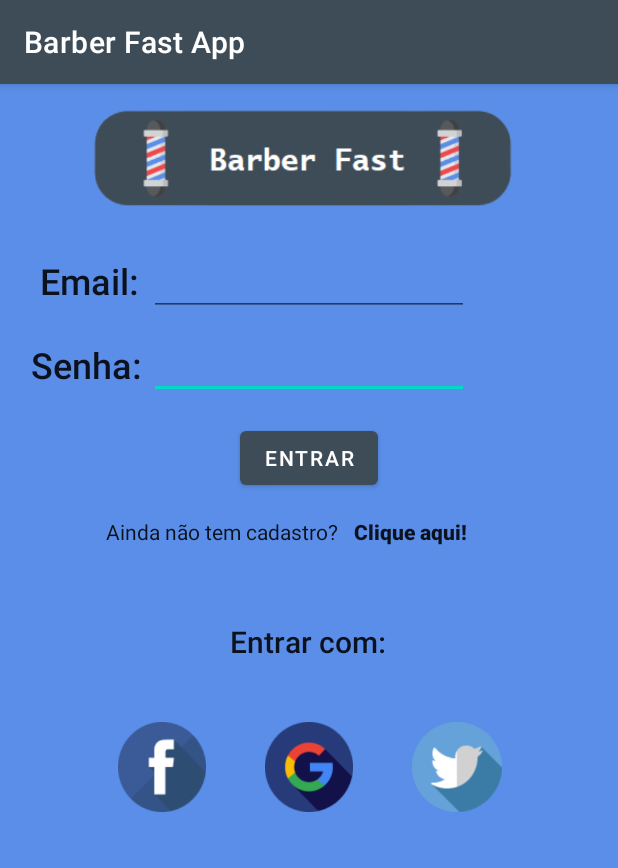
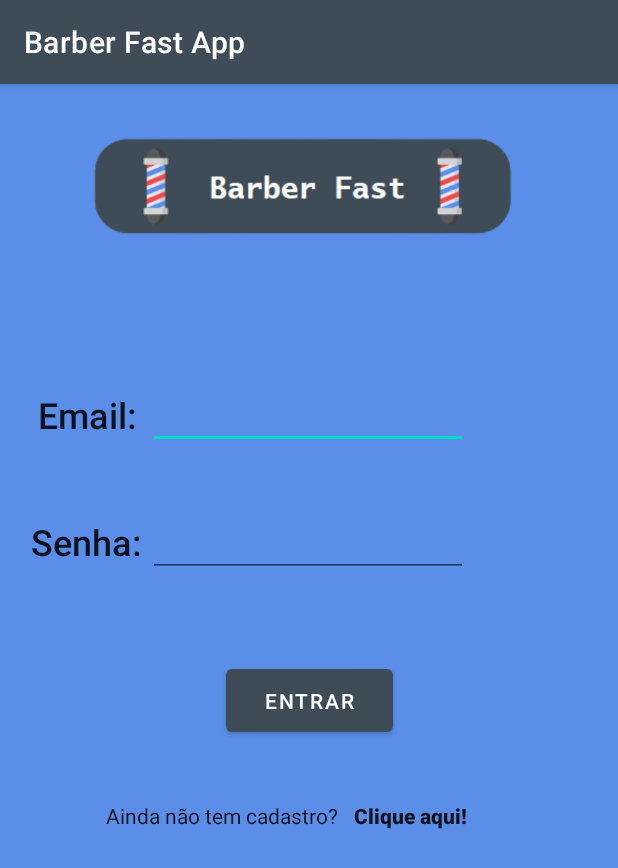
Before and after one commit to luizgustavogz/AppBarberFast, an Android app: the screen it shows after launch (ActivityTelaLogin), on a phone screen of 412 x 824 dp. Shown: the top 868 px of the screen. Run offline under Robolectric (Android 15) with nearby library versions, the phone set to English and light mode, and no system bars.

Commit message:
Update Tela Splash e Login

```diff
--- a/app/src/main/java/com/example/appbarberfast/ActivityTelaLogin.java
+++ b/app/src/main/java/com/example/appbarberfast/ActivityTelaLogin.java
@@ -10,7 +10,7 @@ import android.widget.TextView;
 
 public class ActivityTelaLogin extends AppCompatActivity {
 
-    ImageView logo_barberfast, logo_google, logo_facebook, logo_twitter;
+    ImageView logo_barberfast;
     EditText email, senha;
     Button btnEntrar;
     TextView txtCadastro;
@@ -22,9 +22,6 @@ public class ActivityTelaLogin extends AppCompatActivity {
         setContentView(R.layout.activity_login);
 
         logo_barberfast = (ImageView) findViewById(R.id.logo_barberfast);
-        logo_google = (ImageView) findViewById(R.id.logo_google);
-        logo_facebook = (ImageView) findViewById(R.id.logo_facebook);
-        logo_twitter = (ImageView) findViewById(R.id.logo_twitter);
         email = (EditText) findViewById(R.id.email);
         senha = (EditText) findViewById(R.id.senha);
         btnEntrar = (Button) findViewById(R.id.btnEntrar);
--- a/app/src/main/res/layout/activity_login.xml
+++ b/app/src/main/res/layout/activity_login.xml
@@ -12,31 +12,89 @@
         android:layout_width="323dp"
         android:layout_height="98dp"
         android:layout_marginStart="44dp"
-        android:layout_marginTop="1dp"
+        android:layout_marginTop="20dp"
         android:layout_marginEnd="44dp"
         app:layout_constraintEnd_toEndOf="parent"
         app:layout_constraintStart_toStartOf="parent"
         app:layout_constraintTop_toTopOf="parent"
         app:srcCompat="@drawable/logo_barberfast" />
 
-    <Button
-        android:id="@+id/btnEntrar"
+    <EditText
+        android:id="@+id/email"
         android:layout_width="wrap_content"
         android:layout_height="wrap_content"
-        android:layout_marginStart="159dp"
-        android:layout_marginTop="15dp"
-        android:layout_marginEnd="159dp"
-        android:text="Entrar"
+        android:layout_marginStart="100dp"
+        android:layout_marginTop="80dp"
+        android:layout_marginEnd="100dp"
+        android:ems="10"
+        android:inputType="textEmailAddress"
         app:layout_constraintEnd_toEndOf="parent"
+        app:layout_constraintHorizontal_bias="1.0"
         app:layout_constraintStart_toStartOf="parent"
-        app:layout_constraintTop_toBottomOf="@+id/senha" />
+        app:layout_constraintTop_toBottomOf="@+id/logo_barberfast" />
+
+    <TextView
+        android:id="@+id/textView"
+        android:layout_width="wrap_content"
+        android:layout_height="wrap_content"
+        android:layout_marginStart="35dp"
+        android:layout_marginTop="86dp"
+        android:layout_marginEnd="15dp"
+        android:text="Email:"
+        android:textAppearance="@style/TextAppearance.AppCompat.Body2"
+        android:textSize="24sp"
+        app:layout_constraintEnd_toStartOf="@+id/email"
+        app:layout_constraintHorizontal_bias="0.571"
+        app:layout_constraintStart_toStartOf="parent"
+        app:layout_constraintTop_toBottomOf="@+id/logo_barberfast" />
+
+    <TextView
+        android:id="@+id/textView3"
+        android:layout_width="wrap_content"
+        android:layout_height="wrap_content"
+        android:layout_marginStart="26dp"
+        android:layout_marginTop="52dp"
+        android:layout_marginEnd="10dp"
+        android:text="Senha:"
+        android:textAppearance="@style/TextAppearance.AppCompat.Body2"
+        android:textSize="24sp"
+        app:layout_constraintEnd_toStartOf="@+id/senha"
+        app:layout_constraintStart_toStartOf="parent"
+        app:layout_constraintTop_toBottomOf="@+id/textView" />
+
+    <EditText
+        android:id="@+id/senha"
+        android:layout_width="wrap_content"
+        android:layout_height="wrap_content"
+        android:layout_marginStart="100dp"
+        android:layout_marginTop="40dp"
+        android:layout_marginEnd="100dp"
+        android:ems="10"
+        android:inputType="textPassword"
+        app:layout_constraintEnd_toEndOf="parent"
+        app:layout_constraintHorizontal_bias="1.0"
+        app:layout_constraintStart_toStartOf="parent"
+        app:layout_constraintTop_toBottomOf="@+id/email" />
+
+    <TextView
+        android:id="@+id/textView2"
+        android:layout_width="wrap_content"
+        android:layout_height="wrap_content"
+        android:layout_marginStart="74dp"
+        android:layout_marginTop="40dp"
+        android:layout_marginEnd="5dp"
+        android:text="Ainda não tem cadastro?"
+        android:textAppearance="@style/TextAppearance.AppCompat.Body1"
+        app:layout_constraintEnd_toStartOf="@+id/txtCadastro"
+        app:layout_constraintStart_toStartOf="parent"
+        app:layout_constraintTop_toBottomOf="@+id/btnEntrar" />
 
     <TextView
         android:id="@+id/txtCadastro"
         android:layout_width="wrap_content"
         android:layout_height="wrap_content"
         android:layout_marginStart="5dp"
-        android:layout_marginTop="15dp"
+        android:layout_marginTop="40dp"
         android:layout_marginEnd="104dp"
         android:text="Clique aqui!"
         android:textAppearance="@style/TextAppearance.AppCompat.Body2"
@@ -45,122 +103,16 @@
         app:layout_constraintStart_toEndOf="@+id/textView2"
         app:layout_constraintTop_toBottomOf="@+id/btnEntrar" />
 
-    <TextView
-        android:id="@+id/textView2"
-        android:layout_width="wrap_content"
-        android:layout_height="wrap_content"
-        android:layout_marginStart="74dp"
-        android:layout_marginTop="15dp"
-        android:layout_marginEnd="5dp"
-        android:text="Ainda não tem cadastro?"
-        android:textAppearance="@style/TextAppearance.AppCompat.Body1"
-        app:layout_constraintEnd_toStartOf="@+id/txtCadastro"
-        app:layout_constraintStart_toStartOf="parent"
-        app:layout_constraintTop_toBottomOf="@+id/btnEntrar" />
-
-    <ImageView
-        android:id="@+id/logo_facebook"
-        android:layout_width="60dp"
-        android:layout_height="60dp"
-        android:layout_marginStart="70dp"
-        android:layout_marginTop="40dp"
-        android:layout_marginEnd="15dp"
-        app:layout_constraintEnd_toStartOf="@+id/logo_google"
-        app:layout_constraintStart_toStartOf="parent"
-        app:layout_constraintTop_toBottomOf="@+id/textView4"
-        app:srcCompat="@drawable/logo_facebook" />
-
-    <ImageView
-        android:id="@+id/logo_twitter"
-        android:layout_width="60dp"
-        android:layout_height="60dp"
-        android:layout_marginStart="15dp"
-        android:layout_marginTop="40dp"
-        android:layout_marginEnd="70dp"
-        app:layout_constraintEnd_toEndOf="parent"
-        app:layout_constraintStart_toEndOf="@+id/logo_google"
-        app:layout_constraintTop_toBottomOf="@+id/textView4"
-        app:srcCompat="@drawable/logo_twitter" />
-
-    <ImageView
-        android:id="@+id/logo_google"
-        android:layout_width="60dp"
-        android:layout_height="60dp"
-        android:layout_marginStart="15dp"
-        android:layout_marginTop="40dp"
-        android:layout_marginEnd="15dp"
-        app:layout_constraintEnd_toStartOf="@+id/logo_twitter"
-        app:layout_constraintStart_toEndOf="@+id/logo_facebook"
-        app:layout_constraintTop_toBottomOf="@+id/textView4"
-        app:srcCompat="@drawable/logo_google" />
-
-    <TextView
-        android:id="@+id/textView4"
-        android:layout_width="wrap_content"
-        android:layout_height="wrap_content"
-        android:layout_marginStart="153dp"
-        android:layout_marginTop="50dp"
-        android:layout_marginEnd="153dp"
-        android:text="Entrar com:"
-        android:textAppearance="@style/TextAppearance.AppCompat.Body2"
-        android:textSize="20sp"
-        app:layout_constraintEnd_toEndOf="parent"
-        app:layout_constraintHorizontal_bias="0.0"
-        app:layout_constraintStart_toStartOf="parent"
-        app:layout_constraintTop_toBottomOf="@+id/textView2" />
-
-    <EditText
-        android:id="@+id/senha"
-        android:layout_width="wrap_content"
-        android:layout_height="wrap_content"
-        android:layout_marginStart="100dp"
-        android:layout_marginTop="10dp"
-        android:layout_marginEnd="100dp"
-        android:ems="10"
-        android:inputType="textPassword"
+    <Button
+        android:id="@+id/btnEntrar"
+        android:layout_width="111dp"
+        android:layout_height="54dp"
+        android:layout_marginStart="159dp"
+        android:layout_marginTop="55dp"
+        android:layout_marginEnd="159dp"
+        android:text="Entrar"
         app:layout_constraintEnd_toEndOf="parent"
         app:layout_constraintStart_toStartOf="parent"
-        app:layout_constraintTop_toBottomOf="@+id/email" />
-
-    <EditText
-        android:id="@+id/email"
-        android:layout_width="wrap_content"
-        android:layout_height="wrap_content"
-        android:layout_marginStart="100dp"
-        android:layout_marginTop="10dp"
-        android:layout_marginEnd="100dp"
-        android:ems="10"
-        android:inputType="textEmailAddress"
-        app:layout_constraintEnd_toEndOf="parent"
-        app:layout_constraintStart_toStartOf="parent"
-        app:layout_constraintTop_toBottomOf="@+id/logo_barberfast" />
-
-    <TextView
-        android:id="@+id/textView"
-        android:layout_width="wrap_content"
-        android:layout_height="wrap_content"
-        android:layout_marginStart="35dp"
-        android:layout_marginTop="15dp"
-        android:layout_marginEnd="15dp"
-        android:text="Email:"
-        android:textAppearance="@style/TextAppearance.AppCompat.Body2"
-        android:textSize="24sp"
-        app:layout_constraintEnd_toStartOf="@+id/email"
-        app:layout_constraintStart_toStartOf="parent"
-        app:layout_constraintTop_toBottomOf="@+id/logo_barberfast" />
-
-    <TextView
-        android:id="@+id/textView3"
-        android:layout_width="wrap_content"
-        android:layout_height="wrap_content"
-        android:layout_marginStart="26dp"
-        android:layout_marginTop="23dp"
-        android:layout_marginEnd="10dp"
-        android:text="Senha:"
-        android:textAppearance="@style/TextAppearance.AppCompat.Body2"
-        android:textSize="24sp"
-        app:layout_constraintEnd_toStartOf="@+id/senha"
-        app:layout_constraintStart_toStartOf="parent"
-        app:layout_constraintTop_toBottomOf="@+id/textView" />
+        app:layout_constraintTop_toBottomOf="@+id/senha" />
 
 </androidx.constraintlayout.widget.ConstraintLayout>
--- a/app/src/main/res/layout/activity_splash.xml
+++ b/app/src/main/res/layout/activity_splash.xml
@@ -8,15 +8,15 @@
 
     <LinearLayout
         android:layout_width="409dp"
-        android:layout_height="601dp"
+        android:layout_height="729dp"
         android:orientation="vertical"
         tools:layout_editor_absoluteX="1dp"
         tools:layout_editor_absoluteY="1dp">
 
         <ImageView
-            android:id="@+id/imageView2"
+            android:id="@+id/imageView3"
             android:layout_width="match_parent"
-            android:layout_height="618dp"
+            android:layout_height="671dp"
             android:background="@color/fundo_azul"
             app:srcCompat="@drawable/barber_fast_9" />
     </LinearLayout>
```
Also changed, not shown: app/src/main/res/drawable/logo_facebook.png (deleted), app/src/main/res/drawable/logo_google.png (deleted), app/src/main/res/drawable/logo_twitter.png (deleted).
